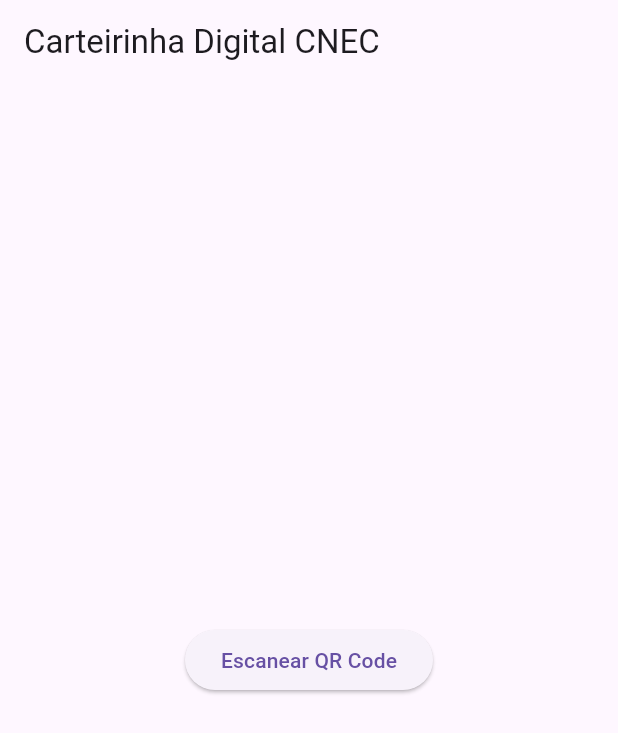
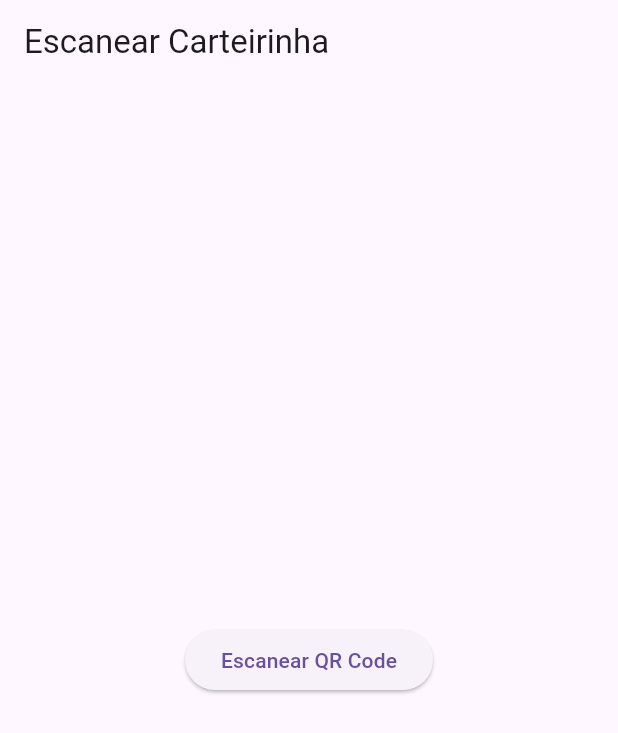
Before and after one commit to pedro-git-projects/carteirinha-digital-flutter, a Flutter app: the screen it shows after launch, on a phone screen of 412 x 824 dp. Shown: the top 733 px of the screen. Run offline on Flutter 3.47's test engine with Material 3 defaults, Android fonts, the phone set to English and light mode, and no system bars; missing offline and left inert: mobile_scanner.

Commit message:
scanner screen #4

```diff
--- a/lib/main.dart
+++ b/lib/main.dart
@@ -1,34 +1,33 @@
-import 'package:carteirinha_digital/qr_code_scanner.dart';
+import 'package:carteirinha_digital/screens/qr_code_scanner_screen.dart';
+import 'package:carteirinha_digital/state/theme_provider.dart';
 import 'package:flutter/material.dart';
+import 'package:provider/provider.dart';
 
-void main() => runApp(const MaterialApp(home: MyHome()));
+void main() async {
+  final themeProvider = ThemeProvider();
 
-class MyHome extends StatelessWidget {
-  const MyHome({super.key});
+  runApp(
+    MultiProvider(
+      providers: [
+        ChangeNotifierProvider.value(value: themeProvider),
+      ],
+      child: const MyApp(),
+    ),
+  );
+}
+
+class MyApp extends StatelessWidget {
+  const MyApp({super.key});
 
   @override
   Widget build(BuildContext context) {
-    return Scaffold(
-      appBar: AppBar(title: const Text('Carteirinha Digital CNEC')),
-      body: SizedBox(
-        width: MediaQuery.of(context).size.width,
-        height: MediaQuery.of(context).size.height,
-        child: Column(
-          mainAxisAlignment: MainAxisAlignment.center,
-          children: [
-            ElevatedButton(
-              onPressed: () {
-                Navigator.of(context).push(
-                  MaterialPageRoute(
-                    builder: (context) => const MobileScannerWidget(),
-                  ),
-                );
-              },
-              child: const Text('Escanear QR Code'),
-            ),
-          ],
-        ),
-      ),
+    final themeProvider = Provider.of<ThemeProvider>(context);
+    return MaterialApp(
+      title: 'Carteirinha Digital',
+      theme: ThemeData(primarySwatch: Colors.blue),
+      darkTheme: ThemeData.dark(),
+      themeMode: themeProvider.currentThemeMode,
+      home: const QRCodeScannerScreen(),
     );
   }
 }
--- /dev/null
+++ b/lib/screens/qr_code_scanner_screen.dart
@@ -0,0 +1,35 @@
+import 'package:carteirinha_digital/widgets/mobile_scanner_widget.dart';
+import 'package:flutter/material.dart';
+
+class QRCodeScannerScreen extends StatelessWidget {
+  const QRCodeScannerScreen({super.key});
+
+  @override
+  Widget build(BuildContext context) {
+    return Scaffold(
+      appBar: AppBar(
+        title: const Text('Escanear Carteirinha'),
+      ),
+      body: SafeArea(
+        child: Column(
+          mainAxisAlignment: MainAxisAlignment.center,
+          children: [
+            Align(
+              alignment: Alignment.center,
+              child: ElevatedButton(
+                onPressed: () {
+                  Navigator.of(context).push(
+                    MaterialPageRoute(
+                      builder: (context) => const MobileScannerWidget(),
+                    ),
+                  );
+                },
+                child: const Text('Escanear QR Code'),
+              ),
+            ),
+          ],
+        ),
+      ),
+    );
+  }
+}
--- /dev/null
+++ b/lib/state/theme_provider.dart
@@ -0,0 +1,13 @@
+import 'package:flutter/material.dart';
+
+class ThemeProvider extends ChangeNotifier {
+  ThemeMode _currentThemeMode = ThemeMode.system;
+
+  ThemeMode get currentThemeMode => _currentThemeMode;
+
+  void toggleTheme() {
+    _currentThemeMode =
+        _currentThemeMode == ThemeMode.light ? ThemeMode.dark : ThemeMode.light;
+    notifyListeners();
+  }
+}
--- a/lib/qr_code_scanner.dart
+++ b/lib/widgets/mobile_scanner_widget.dart
@@ -1,4 +1,3 @@
-import 'dart:typed_data';
 import 'package:flutter/material.dart';
 import 'package:mobile_scanner/mobile_scanner.dart';
 
--- a/pubspec.yaml
+++ b/pubspec.yaml
@@ -36,6 +36,9 @@
   # Use with the CupertinoIcons class for iOS style icons.
   cupertino_icons: ^1.0.2
   mobile_scanner: ^3.5.5
+  http: ^1.1.2
+  path_provider: ^2.1.1
+  provider: ^6.1.1
 
 dev_dependencies:
   flutter_test:
```
Also changed, not shown: pubspec.lock, 1 other file.
